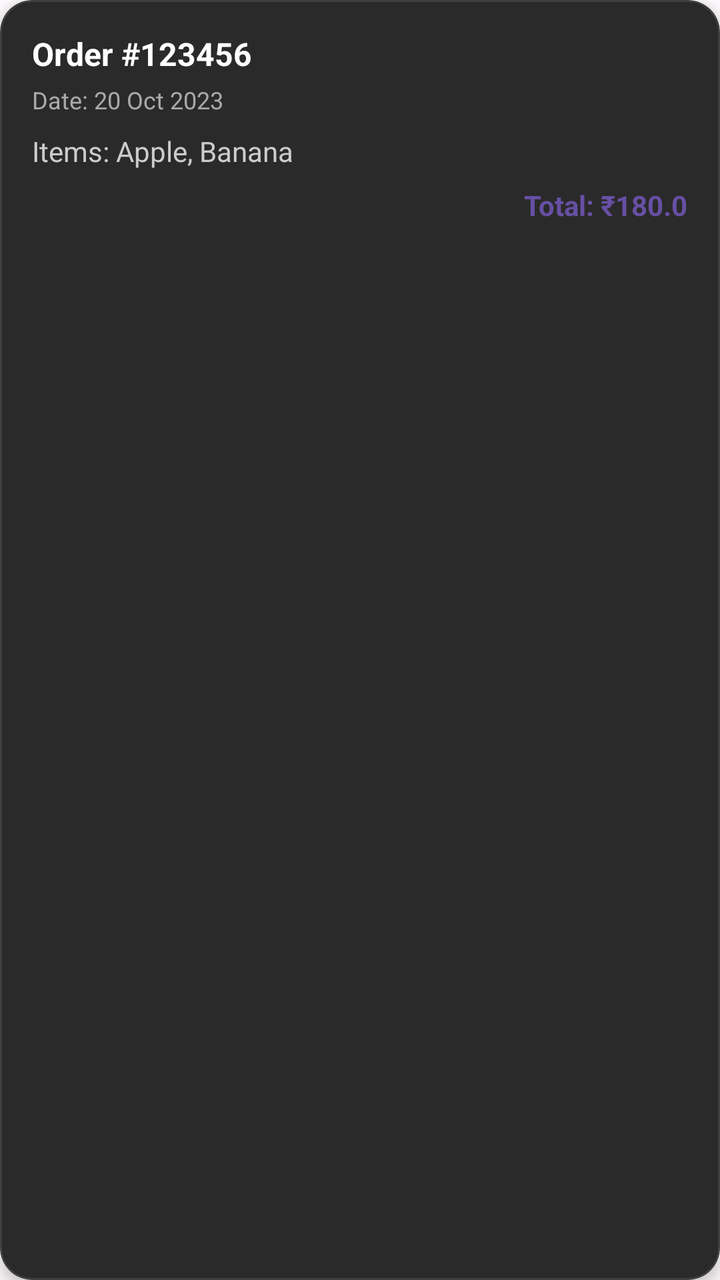
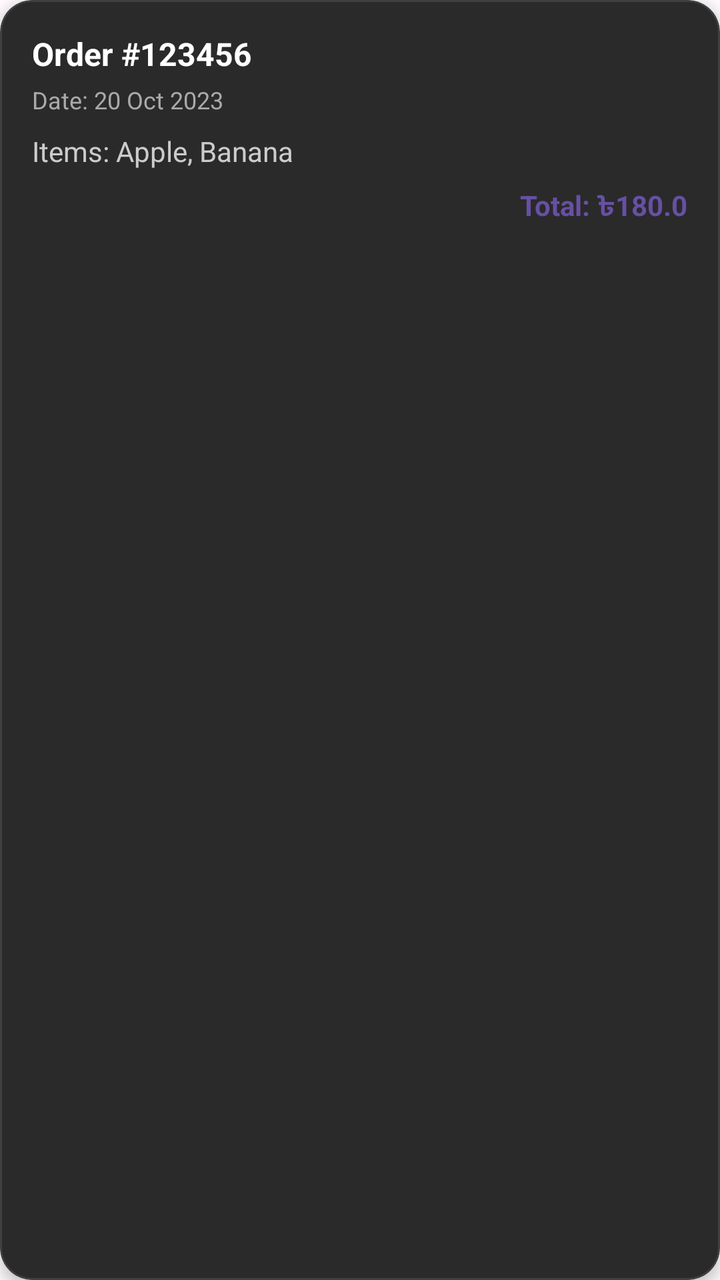

Two renders of the same Android screen: before a commit and after it. Below are the layout's source before the change and the commit's diff.
<!-- AndroidManifest.xml: application theme Theme.UrbanBazar -->
<!-- res/layout/item_order.xml -->
<?xml version="1.0" encoding="utf-8"?>
<com.google.android.material.card.MaterialCardView xmlns:android="http://schemas.android.com/apk/res/android"
    xmlns:app="http://schemas.android.com/apk/res-auto"
    android:layout_width="match_parent"
    android:layout_height="wrap_content"
    android:layout_margin="8dp"
    app:cardCornerRadius="16dp"
    app:cardElevation="4dp"
    app:cardBackgroundColor="#2A2A2A"
    app:strokeWidth="1dp"
    app:strokeColor="#1AFFFFFF">

    <LinearLayout
        android:layout_width="match_parent"
        android:layout_height="wrap_content"
        android:orientation="vertical"
        android:padding="16dp">

        <TextView
            android:id="@+id/tvOrderId"
            android:layout_width="wrap_content"
            android:layout_height="wrap_content"
            android:text="Order #123456"
            android:textStyle="bold"
            android:textSize="16sp"
            android:textColor="@color/white" />

        <TextView
            android:id="@+id/tvDate"
            android:layout_width="wrap_content"
            android:layout_height="wrap_content"
            android:text="Date: 20 Oct 2023"
            android:textSize="12sp"
            android:textColor="#AAAAAA"
            android:layout_marginTop="4dp" />

        <TextView
            android:id="@+id/tvItems"
            android:layout_width="match_parent"
            android:layout_height="wrap_content"
            android:text="Items: Apple, Banana"
            android:textColor="#CCCCCC"
            android:layout_marginTop="8dp" />

        <TextView
            android:id="@+id/tvTotal"
            android:layout_width="wrap_content"
            android:layout_height="wrap_content"
            android:text="Total: ₹180.0"
            android:textStyle="bold"
            android:textColor="@color/primary"
            android:layout_marginTop="8dp"
            android:layout_gravity="end" />

    </LinearLayout>
</com.google.android.material.card.MaterialCardView>
<!-- resources referenced by this layout -->
<resources>
  <color name="primary">#6750A4</color>
  <color name="white">#FFFFFFFF</color>
  <style name="Theme.UrbanBazar" parent="Theme.MaterialComponents.DayNight.NoActionBar">
          
          <item name="colorPrimary">@color/primary</item>
          <item name="colorPrimaryVariant">@color/primary_dark</item>
          <item name="colorOnPrimary">@color/white</item>
          
          <item name="colorSecondary">@color/secondary</item>
          <item name="colorSecondaryVariant">@color/secondary</item>
          <item name="colorOnSecondary">@color/white</item>
          
          <item name="android:statusBarColor">?attr/colorPrimaryVariant</item>
          
          <item name="android:windowBackground">@color/background</item>
      </style>
  <color name="primary_dark">#4F378B</color>
  <color name="secondary">#625B71</color>
  <color name="background">#FFFBFE</color>
</resources>

<!-- the commit's change to res/layout/item_order.xml (unified diff, before → after) -->
@@ -46,7 +46,7 @@
             android:id="@+id/tvTotal"
             android:layout_width="wrap_content"
             android:layout_height="wrap_content"
-            android:text="Total: ₹180.0"
+            android:text="Total: ৳180.0"
             android:textStyle="bold"
             android:textColor="@color/primary"
             android:layout_marginTop="8dp"
